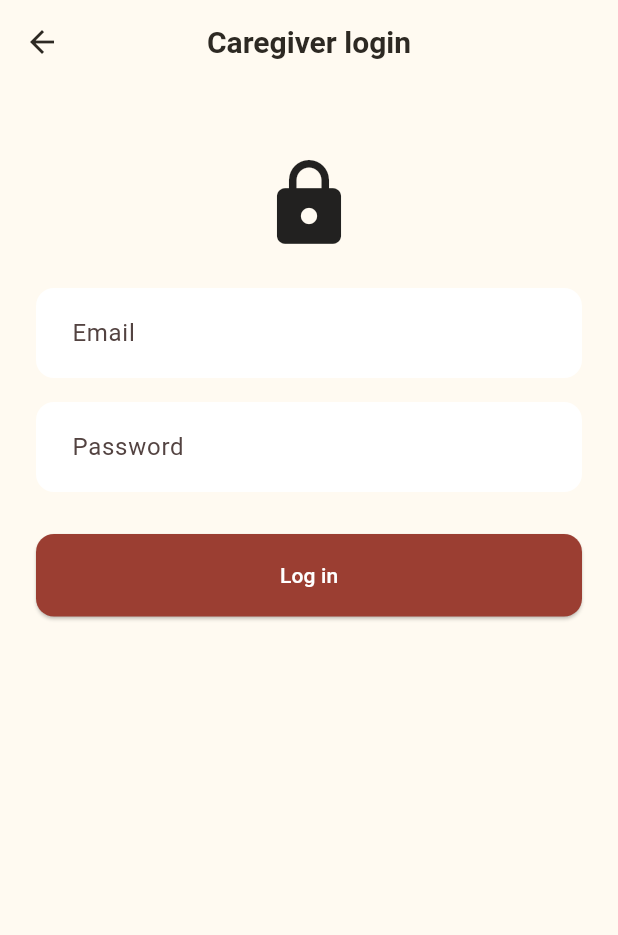
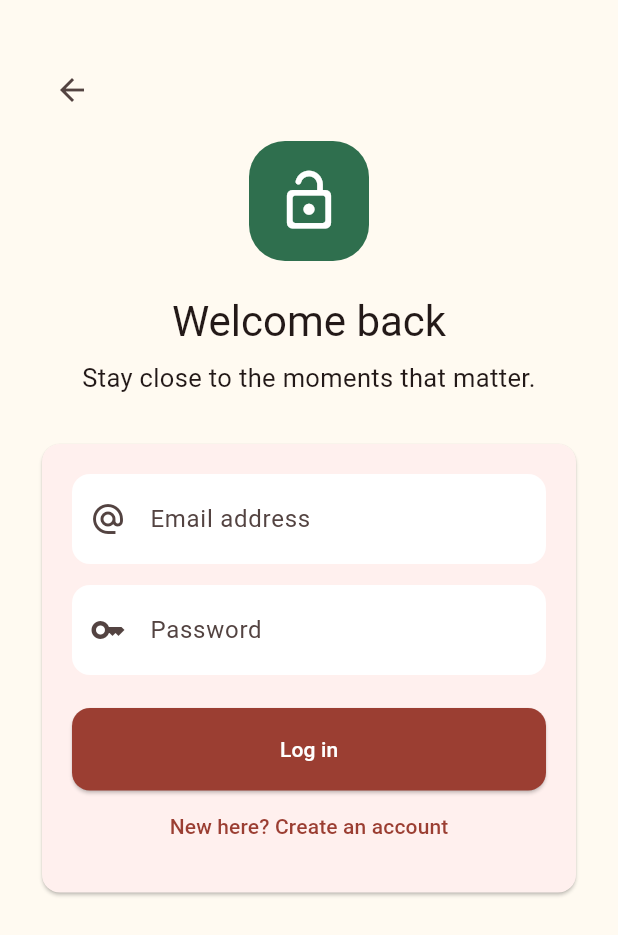
Before and after one commit to dipli2006/YaadSaathi, a Flutter app: the CaregiverLoginScreen screen opened by its route, on a phone screen of 412 x 824 dp. Shown: the top 935 px of the screen. Run offline on Flutter 3.47's test engine with Material 3 defaults, Android fonts, the phone set to English and light mode, and no system bars; accounts and stored records are empty.

Commit message:
Add caregiver signup and login flow

```diff
--- a/frontend/lib/core/routes/app_routes.dart
+++ b/frontend/lib/core/routes/app_routes.dart
@@ -8,6 +8,8 @@ class AppRoutes {
   static const elderlyLogin = "/elderly-login";
 
   static const caregiverLogin = "/caregiver-login";
+
+  static const caregiverSignup = "/caregiver-signup";
 
   static const elderlyHome = "/elderly-home";
 
--- a/frontend/lib/features/auth/caregiver_login_screen.dart
+++ b/frontend/lib/features/auth/caregiver_login_screen.dart
@@ -1,6 +1,8 @@
 import 'package:flutter/material.dart';
 
+import '../../core/constants/app_colors.dart';
 import '../../core/routes/app_routes.dart';
+import '../../shared/services/auth_service.dart';
 
 class CaregiverLoginScreen extends StatefulWidget {
   const CaregiverLoginScreen({super.key});
@@ -14,6 +16,7 @@ class _CaregiverLoginScreenState extends State<CaregiverLoginScreen> {
   final _emailController = TextEditingController();
   final _passwordController = TextEditingController();
   bool _isLoading = false;
+  String? _error;
 
   @override
   void dispose() {
@@ -23,63 +26,138 @@ class _CaregiverLoginScreenState extends State<CaregiverLoginScreen> {
   }
 
   Future<void> _login() async {
-		if (!_formKey.currentState!.validate()) {
-			return;
+    if (!_formKey.currentState!.validate()) return;
+    setState(() {
+      _isLoading = true;
+      _error = null;
+    });
+    final success = await AuthService.login(
+      email: _emailController.text,
+      password: _passwordController.text,
+    );
+    if (!mounted) return;
+    if (success) {
+      Navigator.pushReplacementNamed(context, AppRoutes.caregiverDashboard);
+    } else {
+      setState(() {
+        _isLoading = false;
+        _error = 'We could not match those details. Please sign up first or try again.';
+      });
     }
-
-		setState(() => _isLoading = true);
-		await Future<void>.delayed(const Duration(milliseconds: 400));
-		if (!mounted) {
-			return;
-		}
-		Navigator.pushReplacementNamed(context, AppRoutes.caregiverDashboard);
   }
 
   @override
   Widget build(BuildContext context) {
-		return Scaffold(
-			appBar: AppBar(title: const Text('Caregiver login')),
-			body: SafeArea(
-				child: Form(
+    return _AuthScaffold(
+      title: 'Welcome back',
+      subtitle: 'Stay close to the moments that matter.',
+      icon: Icons.lock_open_rounded,
+      form: Form(
         key: _formKey,
-					child: ListView(
-						padding: const EdgeInsets.all(24),
+        child: Column(
           children: [
-							const SizedBox(height: 24),
-							const Icon(Icons.lock, size: 64),
-							const SizedBox(height: 24),
             TextFormField(
               controller: _emailController,
               keyboardType: TextInputType.emailAddress,
-								decoration: const InputDecoration(labelText: 'Email'),
+              decoration: const InputDecoration(
+                labelText: 'Email address',
+                prefixIcon: Icon(Icons.alternate_email),
+              ),
               validator: (value) => value == null || !value.contains('@')
                   ? 'Enter a valid email'
                   : null,
             ),
-							const SizedBox(height: 16),
+            const SizedBox(height: 14),
             TextFormField(
               controller: _passwordController,
               obscureText: true,
-								decoration: const InputDecoration(labelText: 'Password'),
+              decoration: const InputDecoration(
+                labelText: 'Password',
+                prefixIcon: Icon(Icons.key_outlined),
+              ),
               validator: (value) => value == null || value.length < 6
-										? 'Password must be at least 6 characters'
+                  ? 'Use at least 6 characters'
                   : null,
             ),
-							const SizedBox(height: 28),
-							ElevatedButton(
+            if (_error != null) ...[
+              const SizedBox(height: 12),
+              Text(_error!, style: const TextStyle(color: AppColors.primary)),
+            ],
+            const SizedBox(height: 22),
+            SizedBox(
+              width: double.infinity,
+              child: ElevatedButton(
                 onPressed: _isLoading ? null : _login,
                 child: _isLoading
                     ? const SizedBox(
-												height: 24,
-												width: 24,
+                        height: 22,
+                        width: 22,
                         child: CircularProgressIndicator(strokeWidth: 2),
                       )
                     : const Text('Log in'),
               ),
+            ),
+            TextButton(
+              onPressed: () => Navigator.pushNamed(context, AppRoutes.caregiverSignup),
+              child: const Text('New here? Create an account'),
+            ),
           ],
-					),
         ),
       ),
     );
   }
 }
+
+class _AuthScaffold extends StatelessWidget {
+  const _AuthScaffold({
+    required this.title,
+    required this.subtitle,
+    required this.icon,
+    required this.form,
+  });
+
+  final String title;
+  final String subtitle;
+  final IconData icon;
+  final Widget form;
+
+  @override
+  Widget build(BuildContext context) {
+    return Scaffold(
+      body: SafeArea(
+        child: ListView(
+          padding: const EdgeInsets.fromLTRB(24, 36, 24, 28),
+          children: [
+            Align(
+              alignment: Alignment.centerLeft,
+              child: IconButton(
+                onPressed: () => Navigator.pop(context),
+                icon: const Icon(Icons.arrow_back),
+                tooltip: 'Back',
+              ),
+            ),
+            const SizedBox(height: 10),
+            Center(
+              child: Container(
+                padding: const EdgeInsets.all(18),
+                decoration: BoxDecoration(
+                  color: AppColors.peacock,
+                  borderRadius: BorderRadius.circular(24),
+                ),
+                child: Icon(icon, color: Colors.white, size: 44),
+              ),
+            ),
+            const SizedBox(height: 22),
+            Text(title, textAlign: TextAlign.center, style: Theme.of(context).textTheme.headlineMedium),
+            const SizedBox(height: 8),
+            Text(subtitle, textAlign: TextAlign.center, style: const TextStyle(fontSize: 17)),
+            const SizedBox(height: 28),
+            Card(
+              child: Padding(padding: const EdgeInsets.all(20), child: form),
+            ),
+          ],
+        ),
+      ),
+    );
+  }
+}
--- a/frontend/lib/features/auth/role_selection_screen.dart
+++ b/frontend/lib/features/auth/role_selection_screen.dart
@@ -27,10 +27,7 @@ class RoleSelectionScreen extends StatelessWidget {
             _RoleButton(
               icon: Icons.people,
               label: 'I care for someone',
-              onPressed: () => Navigator.pushNamed(
-                context,
-                AppRoutes.caregiverLogin,
-              ),
+              onPressed: () => Navigator.pushNamed(context, AppRoutes.caregiverLogin),
             ),
           ],
         ),
--- a/frontend/lib/main.dart
+++ b/frontend/lib/main.dart
@@ -5,6 +5,7 @@ import 'core/localization/app_localizations.dart';
 import 'core/routes/app_routes.dart';
 import 'core/theme/app_theme.dart';
 import 'features/auth/caregiver_login_screen.dart';
+import 'features/auth/caregiver_signup_screen.dart';
 import 'features/auth/elderly_login_screen.dart';
 import 'features/auth/role_selection_screen.dart';
 import 'features/caregiver/caregiver_dashboard_screen.dart';
@@ -48,6 +49,7 @@ class YaadSaathiApp extends StatelessWidget {
           AppRoutes.elderlyLogin: (_) => const ElderlyLoginScreen(),
           AppRoutes.elderlyHome: (_) => const ElderlyHomeScreen(),
           AppRoutes.caregiverLogin: (_) => const CaregiverLoginScreen(),
+          AppRoutes.caregiverSignup: (_) => const CaregiverSignupScreen(),
           AppRoutes.caregiverDashboard: (_) => const CaregiverDashboardScreen(),
           AppRoutes.games: (_) => const GameSelectionScreen(),
           AppRoutes.memories: (_) => const MemoriesScreen(),
--- /dev/null
+++ b/frontend/lib/shared/services/auth_service.dart
@@ -0,0 +1,32 @@
+class AuthService {
+  AuthService._();
+
+  static String? _name;
+  static String? _email;
+  static String? _password;
+
+  static Future<bool> signUp({
+    required String name,
+    required String email,
+    required String password,
+  }) async {
+    await Future<void>.delayed(const Duration(milliseconds: 350));
+    if (_email != null) {
+      return false;
+    }
+    _name = name.trim();
+    _email = email.trim().toLowerCase();
+    _password = password;
+    return true;
+  }
+
+  static Future<bool> login({
+    required String email,
+    required String password,
+  }) async {
+    await Future<void>.delayed(const Duration(milliseconds: 350));
+    return _email == email.trim().toLowerCase() && _password == password;
+  }
+
+  static String get caregiverName => _name ?? 'Caregiver';
+}
```
Also changed, not shown: frontend/lib/features/auth/caregiver_signup_screen.dart (added, +126 -0 lines). Lines whose indentation alone changed are shown as unchanged.
